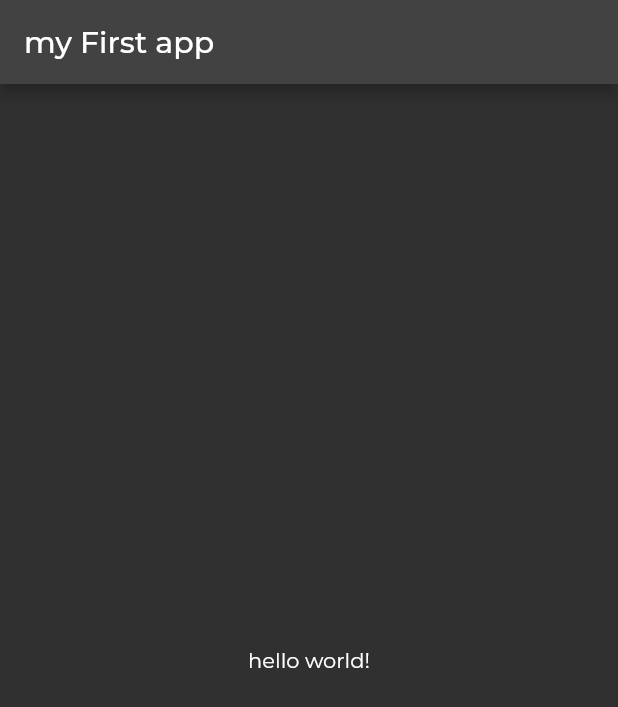
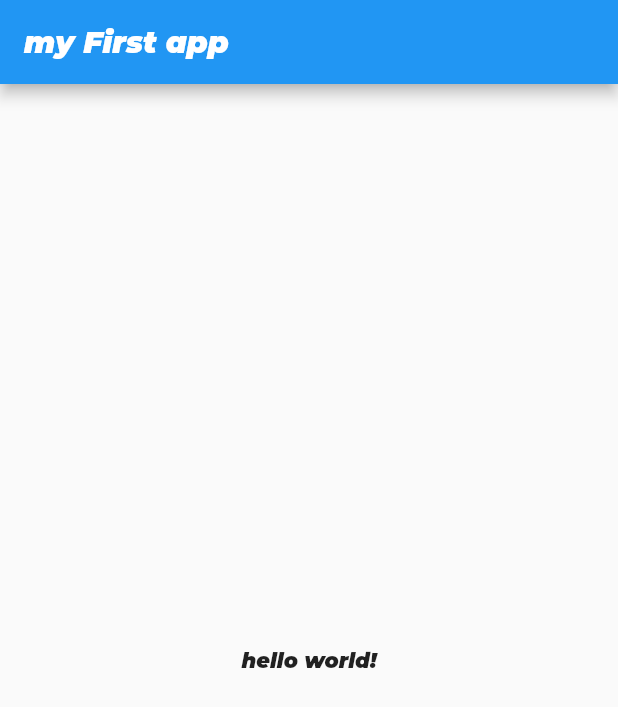
Before and after one commit to osamax2009/2022decemberFirstAppCourse, a Flutter app: the screen it shows after launch, on a phone screen of 412 x 824 dp. Shown: the top 707 px of the screen. Run offline on Flutter 3.47's test engine with Material 2 defaults, Android fonts, the phone set to English and light mode, and no system bars.

Commit message:
new commit

```diff
--- a/lib/main.dart
+++ b/lib/main.dart
@@ -13,11 +13,12 @@ class MyApp extends StatelessWidget {
   @override
   Widget build(BuildContext context) {
     return   MaterialApp(
-        theme: ThemeData(
-            brightness: Brightness.dark,
-            primaryColor: Colors.blueGrey,
-            fontFamily:"Montserrat"
-        ),
+
+        theme:ThemeData(
+          fontFamily:"Montserratx",
+          brightness: Brightness.light,
+          primaryColor: Colors.orange
+        ) ,
         debugShowCheckedModeBanner: false,
         home:const HomePage(),
     );
--- a/pubspec.yaml
+++ b/pubspec.yaml
@@ -81,9 +81,9 @@ flutter:
          - asset: assets/fonts/Montserrat-Black.ttf
   #       - asset: fonts/Schyler-Italic.ttf
   #         style: italic
-  #   - family: Trajan Pro
-  #     fonts:
-  #       - asset: fonts/TrajanPro.ttf
+     - family: Montserratx
+       fonts:
+         - asset: assets/fonts/Montserrat-BlackItalic.ttf
   #       - asset: fonts/TrajanPro_Bold.ttf
   #         weight: 700
   #
```
Also changed, not shown: assets/fonts/Montserrat-Black.ttf (added), assets/fonts/Montserrat-BlackItalic.ttf (added).
